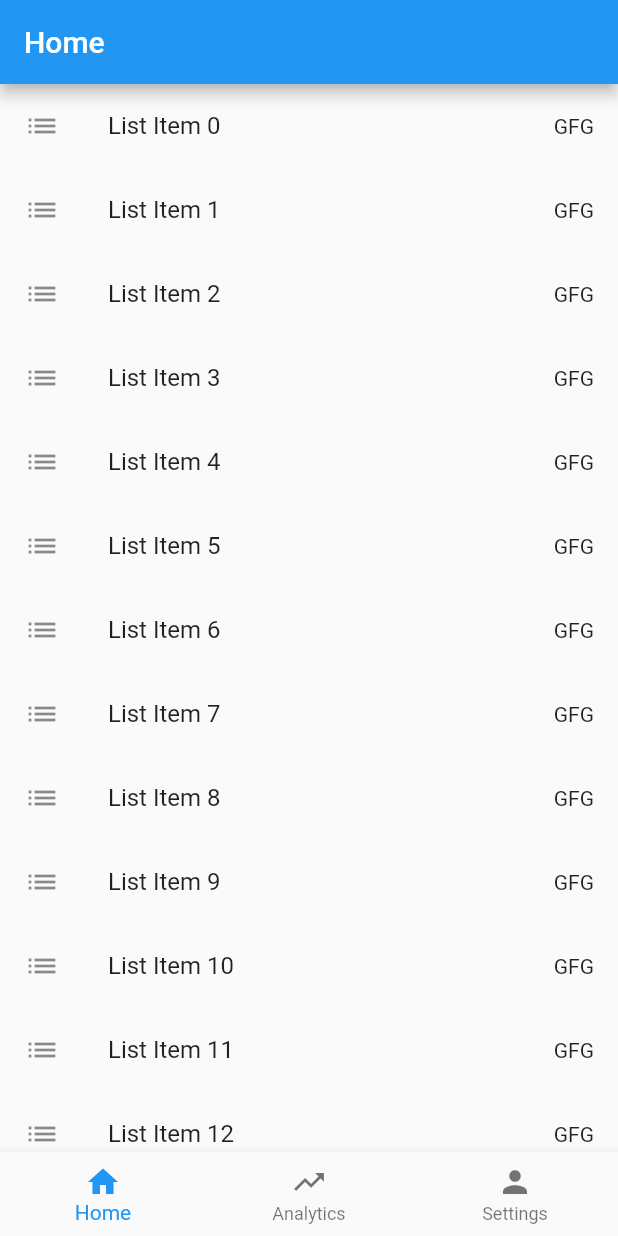
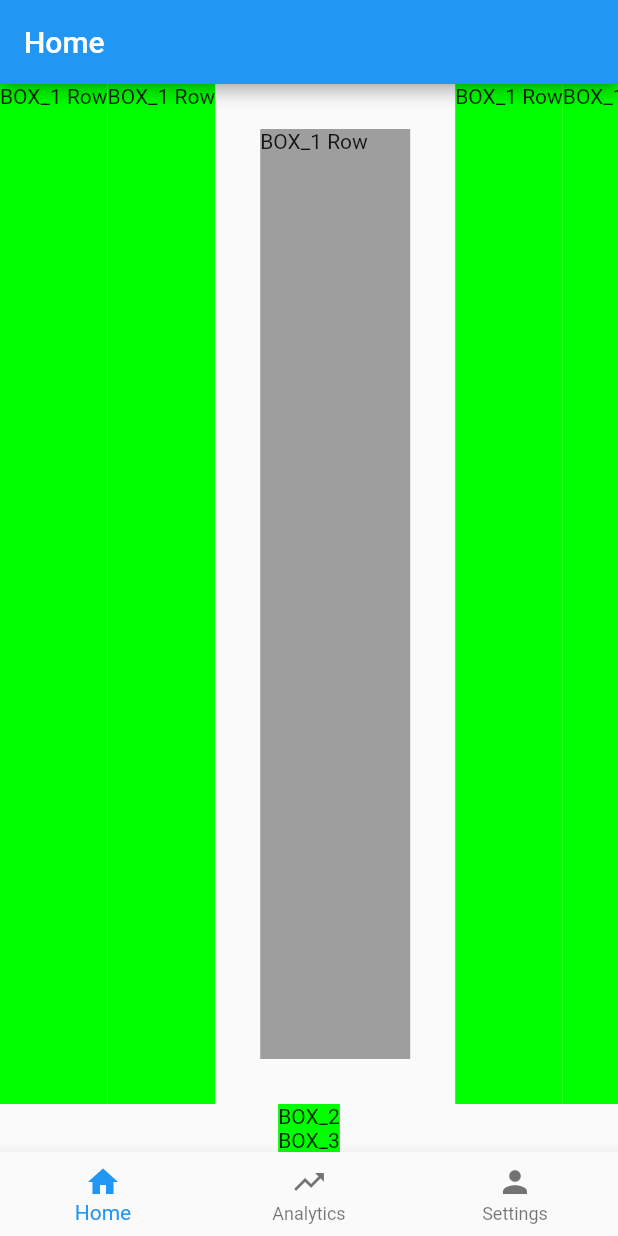
Before and after one commit to jmutakura/financeApp, a Flutter app: the screen it shows after launch, on a phone screen of 412 x 824 dp. Run offline on Flutter 3.47's test engine with Material 2 defaults, Android fonts, the phone set to English and light mode, and no system bars.

Commit message:
Trying to get horizontal scroll to work

```diff
--- a/lib/main.dart
+++ b/lib/main.dart
@@ -24,17 +24,62 @@ class Home extends StatelessWidget {
       appBar: AppBar(
         title: Text("Home"),
       ),
-      body: ListView.builder(
-        itemCount: 20,
-        itemBuilder: (BuildContext context, int index) {
-          return ListTile(
-            leading: Icon(Icons.list),
-            trailing: Text(
-              "GFG",
+      body: Column(
+        mainAxisAlignment: MainAxisAlignment.spaceAround,
+        children: [
+          Expanded(
+            child: ListView(
+              scrollDirection: Axis.horizontal,
+              addAutomaticKeepAlives: false,
+              // mainAxisAlignment: MainAxisAlignment.spaceAround,
+              children: [
+                Container(
+                  decoration: BoxDecoration(color: Color(0xFF00FF00)),
+                  child: Text('BOX_1 Row'),
+                ),
+                Container(
+                  decoration: BoxDecoration(color: Color(0xFF00FF00)),
+                  child: Text('BOX_1 Row'),
+                ),
+                Container(
+                  margin: const EdgeInsets.all(30),
+                  height: 100,
+                  width: 100,
+                  decoration: BoxDecoration(color: Colors.grey),
+                  child: Text('BOX_1 Row'),
+                ),
+                Container(
+                  decoration: BoxDecoration(color: Color(0xFF00FF00)),
+                  child: Text('BOX_1 Row'),
+                ),
+                Container(
+                  decoration: BoxDecoration(color: Color(0xFF00FF00)),
+                  child: Text('BOX_1 Row'),
+                ),
+                Container(
+                  decoration: BoxDecoration(color: Color(0xFF00FF00)),
+                  child: Text('BOX_1 Row'),
+                ),
+                Container(
+                  decoration: BoxDecoration(color: Color(0xFF00FF00)),
+                  child: Text('BOX_1 Row'),
+                ),
+                Container(
+                  decoration: BoxDecoration(color: Color(0xFF00FF00)),
+                  child: Text('BOX_1 Row'),
+                ),
+              ],
             ),
-            title: Text("List Item $index"),
-          );
-        },
+          ),
+          Container(
+            decoration: BoxDecoration(color: Color(0xFF00FF00)),
+            child: Text('BOX_2'),
+          ),
+          Container(
+            decoration: BoxDecoration(color: Color(0xFF00FF00)),
+            child: Text('BOX_3'),
+          )
+        ],
       ),
       bottomNavigationBar: BottomNavigationBar(
         items: const <BottomNavigationBarItem>[
```
